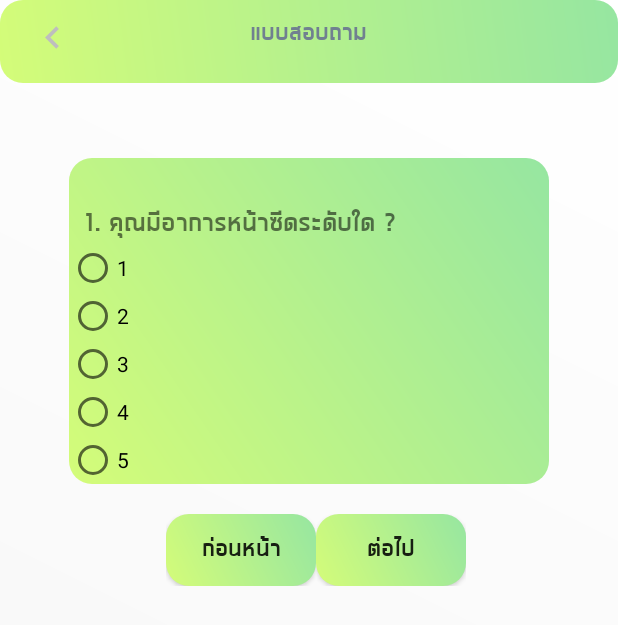
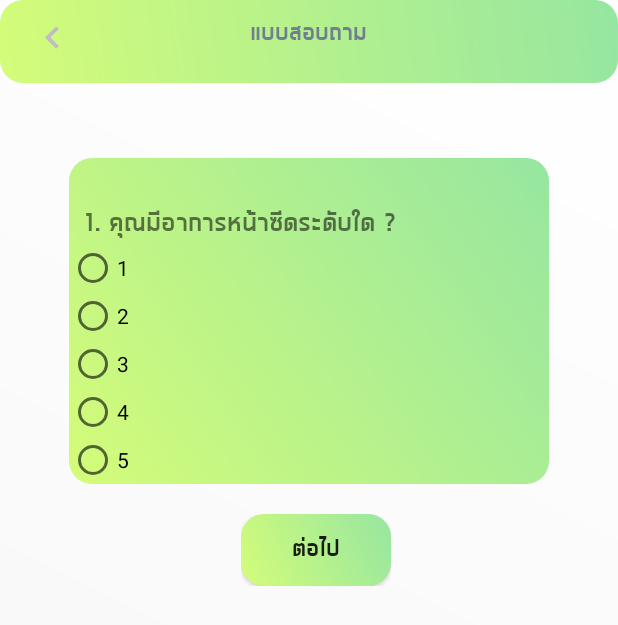
Before and after one commit to jittanan14/Yhinyhang, an Android app: the Question screen opened directly, with no data from a screen before it, after a tap on "ต่อไป", on a phone screen of 412 x 824 dp. Shown: the top 625 px of the screen. Run offline under Robolectric (Android 15) with nearby library versions, the phone set to English and light mode, and no system bars.

Commit message:
fix question page

```diff
--- a/app/src/main/java/com/example/jittanan/yhinyhang/Question.java
+++ b/app/src/main/java/com/example/jittanan/yhinyhang/Question.java
@@ -1,5 +1,4 @@
 package com.example.jittanan.yhinyhang;
-
 import android.support.v7.app.AppCompatActivity;
 import android.os.Bundle;
 import android.util.Log;
@@ -8,12 +7,12 @@ import android.widget.Button;
 import android.widget.RadioButton;
 import android.widget.TextView;
 import android.widget.Toast;
-
 import java.util.ArrayList;
 
 public class Question extends AppCompatActivity {
 
     ArrayList<String> question;
+    ArrayList<Integer> answer;
     TextView Text_question ;
     Button button_next ;
     Button button_previous;
@@ -22,8 +21,8 @@ public class Question extends AppCompatActivity {
     RadioButton radioButton3;
     RadioButton radioButton4;
     RadioButton radioButton5;
+    RadioButton[] radioAnswer;
 
-    RadioButton[] radioAnswer;
 
     int index = 1;
 
@@ -32,6 +31,8 @@ public class Question extends AppCompatActivity {
         super.onCreate(savedInstanceState);
         setContentView(R.layout.activity_question);
         getSupportActionBar().hide();
+
+
 
         Text_question = findViewById(R.id.Text_question);
         button_next = findViewById(R.id.button_next_question);
@@ -42,128 +43,142 @@ public class Question extends AppCompatActivity {
         radioButton4 = findViewById(R.id.radioButton4);
         radioButton5 = findViewById(R.id.radioButton5);
 
-        radioAnswer = new RadioButton[5];
-        radioAnswer[0] = radioButton1;
-        radioAnswer[1] = radioButton2;
-        radioAnswer[2] = radioButton3;
-        radioAnswer[3] = radioButton4;
-        radioAnswer[4] = radioButton5;
+        radioAnswer = new RadioButton[6];
+        radioAnswer[0] = null;
+        radioAnswer[1] = radioButton1;
+        radioAnswer[2] = radioButton2;
+        radioAnswer[3] = radioButton3;
+        radioAnswer[4] = radioButton4;
+        radioAnswer[5] = radioButton5;
 
         setQuestion();
 
         button_next.setOnClickListener(new View.OnClickListener() {
             @Override
             public void onClick(View v) {
-                radioButton1.setSelected(false);
-                Log.e("Question", String.valueOf(radioButton1.isChecked()));
-
-                radioButton1.setChecked(false);
-
-                updateAnswer();
-
-                String point_question = Checkpoint();
-                if (!point_question.isEmpty()) {
+                if(checkPoint() != 0) {
                     updateQuestion();
-                }
-                else {
+                    updateAnswer();
+                } else {
                     Toast.makeText(Question.this, "กรุณาเลือกระดับคะแนน", Toast.LENGTH_SHORT).show();
                 }
-
             }
         });
-//
-//        button_previous.setOnClickListener(new View.OnClickListener() {
-//            @Override
-//            public void onClick(View v) {
-//                String point_question = Checkpoint();
-//                if (!point_question.isEmpty()) {
-//                    for (int i = 0; i < question.size(); i++) {
-//                        Text_question.setText(i + 1 + " " + question.get(i));
-//                    }
-//
-//                }else {
-//                    Toast.makeText(Question.this, "กรุณาเลือกระดับคะแนน", Toast.LENGTH_SHORT).show();
-//
-//                }
-//            }
-//        });
+
+        button_previous.setOnClickListener(new View.OnClickListener() {
+            @Override
+            public void onClick(View v) {
+                if(checkPoint() != 0) {
+                   backward_question();
+                } else {
+                    Toast.makeText(Question.this, "กรุณาเลือกระดับคะแนน", Toast.LENGTH_SHORT).show();
+                }
+            }
+        });
 
     }
 
     public void updateQuestion() {
+        index++;
         Text_question.setText(index+". "+question.get(index));
 
-        index++;
+        if (index != 1){
+            button_previous.setVisibility(View.VISIBLE);
+        }
+        if (index == 21) {
+            button_next.setVisibility(View.GONE);
+        }
+
+        answer.add(checkPoint());
+
+        Log.e("QQ", Integer.toString(checkPoint()));
+
+        Log.e("QQ2", String.valueOf(radioButton1.isChecked()));
+
+
+
+
+
+
     }
 
     public void updateAnswer() {
-        for(int i=0; i<radioAnswer.length; i++) {
+        for(int i=1; i<radioAnswer.length; i++) {
             radioAnswer[i].setChecked(false);
         }
     }
 
-    public int Random_question(){
-
-        int j = 0;
-
-        for (int i=0; i< question.size(); i++) {
-            j=i;
-            return j ;
+    public void backward_question(){
+        index--;
+        Text_question.setText(index+". "+question.get(index));
+        if (index == 1 ){
+            button_previous.setVisibility(View.GONE);
+        }else {
+            button_next.setVisibility(View.VISIBLE);
         }
 
-
-    return 0;
+        radioAnswer[answer.get(index)].setChecked(true);
 
     }
 
+
     public void setQuestion(){
         question = new ArrayList<>();
+        answer = new ArrayList<>();
 
         question.add(" ");
+        answer.add(0);
+
         //yhin
         question.add("คุณมีอาการหน้าซีดระดับใด ?");
         question.add("คุณหายใจเบาระดับใด ?");
         question.add("คุณขี้หนาวระดับใด ?");
         question.add("คุณรู้สึกไม่ค่อยมีแรงระดับใด ?");
         question.add("คุณอุจจาระน้อยและค่อนข้างเหลวระดับใด?");
-        question.add("คุณปัสสาวะมากและใสระดับใด ?");
+        question.add("คุณปัสสาวะมาก ระดับใด ?");
         question.add("คุณรู้สึกท้องอืดระดับใด ?");
-        question.add("คุณร้อนในระดับใด ?");
+        question.add("คุณร้อนใน ระดับใด ?");
         question.add("คุณปากแห้งระดับใด ?");
-        question.add("คุณคอแห้งหรือไม่ ?");
-        question.add("คุณข้ีหงุดหงิดหรือไม่ ?");
-        question.add("คุณผิวแห้งหรือไม่ ?");
-        question.add("คุณฝ่ามือและฝ่าเท้าร้อนหรือไม่ ?");
+        question.add("คุณคอแห้งระดับใด ?");
+        question.add("คุณข้ีหงุดหงิดระดับใด ?");
+        question.add("คุณผิวแห้งระดับใด ?");
+        question.add("คุณฝ่ามือและฝ่าเท้าร้อนระดับใด ?");
 
         //yhang
         question.add("คุณหน้าแดงระดับใด ?");
         question.add("คุณหายใจแรงระดับใด ?");
         question.add("คุณรู้สึกตัวร้อนระดับใด?");
-        question.add("คุณคอแห้งระดับใด ?");
         question.add("คุณชอบด่ืมนํ้าเย็นระดับใด?");
         question.add("คุณท้องผูกระดับใด ?");
         question.add("คุณปัสสาวะเหลืองเข้มระดับใด ?");
         question.add("ฝ่ามือและฝ่าเท้าของคุณเย็นง่ายระดับใด ?");
         question.add("คุณปัสสาวะบ่อยตอนกลางคืนระดับใด ?");
-        question.add("คุณหน้าตาซีดระดับใด ?");
+
 
         Text_question.setText(index + ". " + question.get(1));
-
+        button_previous.setVisibility(View.GONE);
     }
 
-    public String Checkpoint() {
+    public int checkPoint() {
+//        if(radioButton1.isChecked()) {
+//            return 1;
+//        } else if(radioButton2.isChecked()){
+//            return 2;
+//        } else if (radioButton3.isChecked()){
+//            return 3;
+//        } else if (radioButton4.isChecked()) {
+//            return 4;
+//        } else {
+//            return 5;
+//        }
 
-        if (radioButton1.isChecked()) {
-            return "1";
-        } else if(radioButton2.isChecked()){
-            return "2";
-        }else if (radioButton3.isChecked()){
-            return "3";
-        }else if (radioButton4.isChecked()) {
-            return "4";
-        }else {;
-            return "5";
+        for(int i=1; i<radioAnswer.length; i++) {
+            if (radioAnswer[i].isChecked()) {
+                Log.e("eiei"+Integer.toString(i), Integer.toString(i));
+                return i;
+            }
         }
+        return 0;
     }
 
 }
--- a/app/src/main/res/values/colors.xml
+++ b/app/src/main/res/values/colors.xml
@@ -1,6 +1,6 @@
 <?xml version="1.0" encoding="utf-8"?>
 <resources>
     <color name="colorPrimary">#99FF66</color>
-    <color name="colorPrimaryDark">#99FF66</color>
+    <color name="colorPrimaryDark">#9DE994</color>
     <color name="colorAccent">#FF4081</color>
 </resources>
```
Also changed, not shown: 1 other file.
